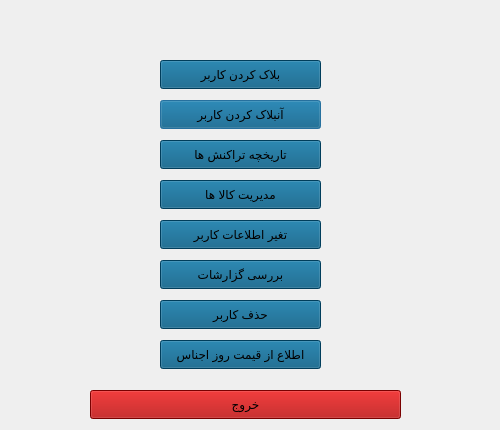
Before: the Qt Designer form menu/admin.ui in AP-projects-4001/alsa, drawn with Qt 5.
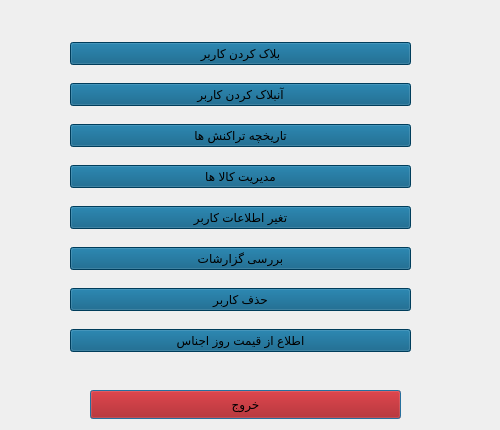
After: the same form once the commit is applied. Icons and pictures are not drawn.

What changed in the file:
```diff
--- a/menu/admin.ui
+++ b/menu/admin.ui
@@ -37,114 +37,6 @@
   <property name="styleSheet">
    <string notr="true"/>
   </property>
-  <widget class="QPushButton" name="pushButton_2">
-   <property name="geometry">
-    <rect>
-     <x>160</x>
-     <y>100</y>
-     <width>161</width>
-     <height>29</height>
-    </rect>
-   </property>
-   <property name="styleSheet">
-    <string notr="true">background-image: url();
-color: rgb(0, 0, 0);
-background-color: rgb(0, 85, 127);</string>
-   </property>
-   <property name="text">
-    <string>آنبلاک کردن کاربر</string>
-   </property>
-  </widget>
-  <widget class="QPushButton" name="pushButton_5">
-   <property name="geometry">
-    <rect>
-     <x>160</x>
-     <y>140</y>
-     <width>161</width>
-     <height>29</height>
-    </rect>
-   </property>
-   <property name="styleSheet">
-    <string notr="true">background-image: url();
-color: rgb(0, 0, 0);
-background-color: rgb(0, 85, 127);</string>
-   </property>
-   <property name="text">
-    <string>تاریخچه تراکنش ها</string>
-   </property>
-  </widget>
-  <widget class="QPushButton" name="pushButton_6">
-   <property name="geometry">
-    <rect>
-     <x>160</x>
-     <y>180</y>
-     <width>161</width>
-     <height>29</height>
-    </rect>
-   </property>
-   <property name="styleSheet">
-    <string notr="true">background-image: url();
-color: rgb(0, 0, 0);
-background-color: rgb(0, 85, 127);</string>
-   </property>
-   <property name="text">
-    <string>مدیریت کالا ها</string>
-   </property>
-  </widget>
-  <widget class="QPushButton" name="pushButton_7">
-   <property name="geometry">
-    <rect>
-     <x>160</x>
-     <y>260</y>
-     <width>161</width>
-     <height>29</height>
-    </rect>
-   </property>
-   <property name="styleSheet">
-    <string notr="true">background-image: url();
-color: rgb(0, 0, 0);
-background-color: rgb(0, 85, 127);</string>
-   </property>
-   <property name="text">
-    <string>بررسی گزارشات</string>
-   </property>
-  </widget>
-  <widget class="QPushButton" name="pushButton_3">
-   <property name="geometry">
-    <rect>
-     <x>160</x>
-     <y>220</y>
-     <width>161</width>
-     <height>29</height>
-    </rect>
-   </property>
-   <property name="styleSheet">
-    <string notr="true">background-image: url();
-color: rgb(0, 0, 0);
-background-color: rgb(0, 85, 127);</string>
-   </property>
-   <property name="text">
-    <string>تغیر اطلاعات کاربر</string>
-   </property>
-  </widget>
-  <widget class="QPushButton" name="pushButton_4">
-   <property name="geometry">
-    <rect>
-     <x>160</x>
-     <y>300</y>
-     <width>161</width>
-     <height>29</height>
-    </rect>
-   </property>
-   <property name="styleSheet">
-    <string notr="true">background-image: url();
-color: rgb(0, 0, 0);
-background-color: rgb(0, 85, 127);</string>
-   </property>
-   <property name="text">
-    <string>حذف کاربر</string>
-   </property>
-  </widget>
   <widget class="QPushButton" name="pushButton_8">
    <property name="geometry">
     <rect>
@@ -163,53 +55,125 @@
     <string>خروج</string>
    </property>
   </widget>
-  <widget class="QPushButton" name="pushButton">
+  <widget class="QWidget" name="">
    <property name="geometry">
     <rect>
-     <x>160</x>
-     <y>60</y>
-     <width>161</width>
-     <height>29</height>
+     <x>70</x>
+     <y>30</y>
+     <width>341</width>
+     <height>341</height>
     </rect>
    </property>
-   <property name="sizePolicy">
-    <sizepolicy hsizetype="Minimum" vsizetype="Fixed">
-     <horstretch>0</horstretch>
-     <verstretch>0</verstretch>
-    </sizepolicy>
-   </property>
-   <property name="maximumSize">
-    <size>
-     <width>500</width>
-     <height>16777215</height>
-    </size>
-   </property>
-   <property name="styleSheet">
-    <string notr="true">background-image: url();
+   <layout class="QVBoxLayout" name="verticalLayout">
+    <item>
+     <widget class="QPushButton" name="pushButton">
+      <property name="sizePolicy">
+       <sizepolicy hsizetype="Minimum" vsizetype="Fixed">
+        <horstretch>0</horstretch>
+        <verstretch>0</verstretch>
+       </sizepolicy>
+      </property>
+      <property name="maximumSize">
+       <size>
+        <width>500</width>
+        <height>16777215</height>
+       </size>
+      </property>
+      <property name="styleSheet">
+       <string notr="true">background-image: url();
 color: rgb(0, 0, 0);
 background-color: rgb(0, 85, 127);</string>
-   </property>
-   <property name="text">
-    <string>بلاک کردن کاربر</string>
-   </property>
-  </widget>
-  <widget class="QPushButton" name="pushButton_9">
-   <property name="geometry">
-    <rect>
-     <x>160</x>
-     <y>340</y>
-     <width>161</width>
-     <height>29</height>
-    </rect>
-   </property>
-   <property name="styleSheet">
-    <string notr="true">background-image: url();
+      </property>
+      <property name="text">
+       <string>بلاک کردن کاربر</string>
+      </property>
+     </widget>
+    </item>
+    <item>
+     <widget class="QPushButton" name="pushButton_2">
+      <property name="styleSheet">
+       <string notr="true">background-image: url();
 color: rgb(0, 0, 0);
 background-color: rgb(0, 85, 127);</string>
-   </property>
-   <property name="text">
-    <string>اطلاع از قیمت روز اجناس</string>
-   </property>
+      </property>
+      <property name="text">
+       <string>آنبلاک کردن کاربر</string>
+      </property>
+     </widget>
+    </item>
+    <item>
+     <widget class="QPushButton" name="pushButton_5">
+      <property name="styleSheet">
+       <string notr="true">background-image: url();
+color: rgb(0, 0, 0);
+background-color: rgb(0, 85, 127);</string>
+      </property>
+      <property name="text">
+       <string>تاریخچه تراکنش ها</string>
+      </property>
+     </widget>
+    </item>
+    <item>
+     <widget class="QPushButton" name="pushButton_6">
+      <property name="styleSheet">
+       <string notr="true">background-image: url();
+color: rgb(0, 0, 0);
+background-color: rgb(0, 85, 127);</string>
+      </property>
+      <property name="text">
+       <string>مدیریت کالا ها</string>
+      </property>
+     </widget>
+    </item>
+    <item>
+     <widget class="QPushButton" name="pushButton_3">
+      <property name="styleSheet">
+       <string notr="true">background-image: url();
+color: rgb(0, 0, 0);
+background-color: rgb(0, 85, 127);</string>
+      </property>
+      <property name="text">
+       <string>تغیر اطلاعات کاربر</string>
+      </property>
+     </widget>
+    </item>
+    <item>
+     <widget class="QPushButton" name="pushButton_7">
+      <property name="styleSheet">
+       <string notr="true">background-image: url();
+color: rgb(0, 0, 0);
+background-color: rgb(0, 85, 127);</string>
+      </property>
+      <property name="text">
+       <string>بررسی گزارشات</string>
+      </property>
+     </widget>
+    </item>
+    <item>
+     <widget class="QPushButton" name="pushButton_4">
+      <property name="styleSheet">
+       <string notr="true">background-image: url();
+color: rgb(0, 0, 0);
+background-color: rgb(0, 85, 127);</string>
+      </property>
+      <property name="text">
+       <string>حذف کاربر</string>
+      </property>
+     </widget>
+    </item>
+    <item>
+     <widget class="QPushButton" name="pushButton_9">
+      <property name="styleSheet">
+       <string notr="true">background-image: url();
+color: rgb(0, 0, 0);
+background-color: rgb(0, 85, 127);</string>
+      </property>
+      <property name="text">
+       <string>اطلاع از قیمت روز اجناس</string>
+      </property>
+     </widget>
+    </item>
+   </layout>
   </widget>
  </widget>
  <resources/>
```
